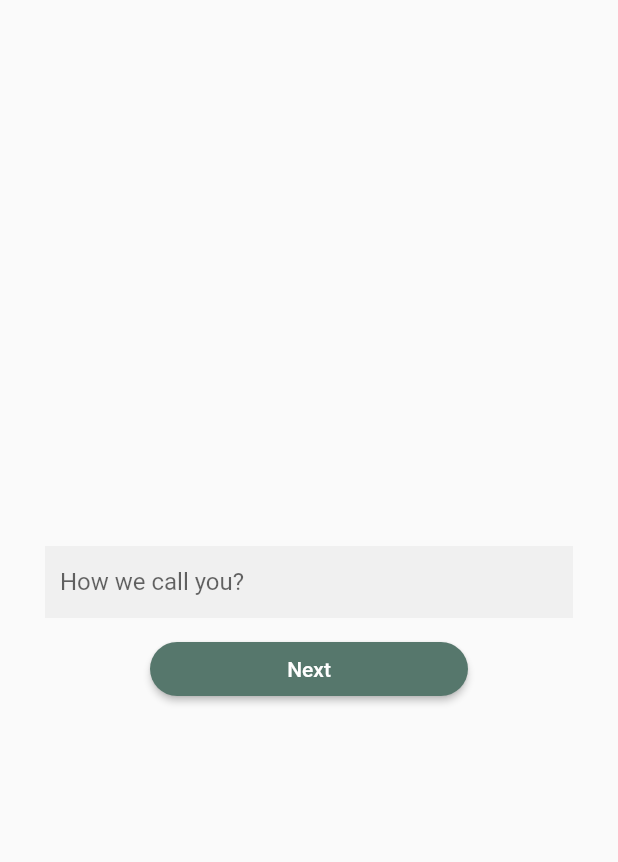
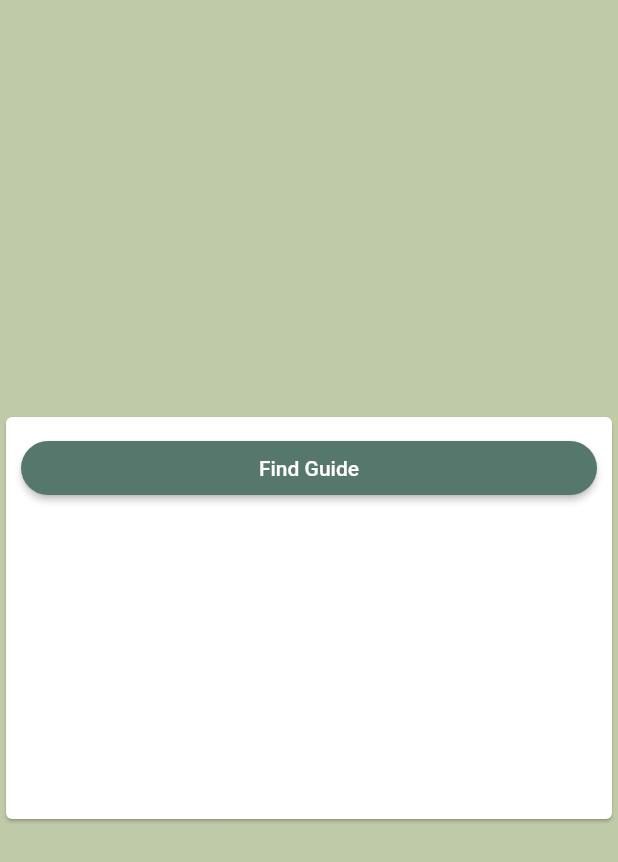
Before and after one commit to PIPPIPP/canbemyguide, a Flutter app: the InputNamePage screen opened directly, after a tap on "Next", on a phone screen of 412 x 824 dp. Shown: the top 862 px of the screen. Run offline on Flutter 3.47's test engine with Material 2 defaults, Android fonts, the phone set to English and light mode, and no system bars.

Commit message:
[ADD] firstpage (mock)+ link page

```diff
--- /dev/null
+++ b/lib/firstpage.dart
@@ -0,0 +1,47 @@
+import 'package:flutter/material.dart';
+
+void main() {
+  runApp(FirstPage());
+}
+
+class FirstPage extends StatefulWidget {
+  FirstPage({Key key}) : super(key: key);
+
+  @override
+  _FirstPage createState() => _FirstPage();
+}
+
+class _FirstPage extends State<FirstPage> {
+  @override
+  Widget build(BuildContext context) {
+    return Scaffold(
+        backgroundColor: Color(0xffbfcba8),
+        body: Center(
+            child: Card(
+          child: Column(
+            mainAxisSize: MainAxisSize.min,
+            children: [
+              new Container(
+                  margin: EdgeInsets.all(10),
+                  child: new Row(
+                    children: <Widget>[
+                      new Expanded(
+                          child: new RaisedButton(
+                        child: new Text("Find Guide"),
+                        textColor: Colors.white,
+                        color: Color(0xff56776c),
+                        shape: new RoundedRectangleBorder(
+                            borderRadius: new BorderRadius.circular(20.0)),
+                        onPressed: () => {},
+                      ))
+                    ],
+                  )),
+              const SizedBox(
+                width: 10,
+                height: 200,
+              ),
+            ],
+          ),
+        )));
+  }
+}
--- a/lib/inputname.dart
+++ b/lib/inputname.dart
@@ -1,4 +1,5 @@
 import 'package:flutter/material.dart';
+import 'package:itg2/firstpage.dart';
 
 void main() {
   runApp(InputNamePage());
@@ -44,11 +45,18 @@ class _InputNamePageState extends State<InputNamePage> {
                     color: Color(0xff56776c),
                     shape: new RoundedRectangleBorder(
                         borderRadius: new BorderRadius.circular(20.0)),
-                  onPressed: () {},
+                    onPressed: () {
+                      Navigator.pushReplacement(
+                          context,
+                          MaterialPageRoute(
+                              builder: (context) => (FirstPage())));
+                    },
                   ))
                 ],
               ),
             )
-        ]));
+          ]),
+      backgroundColor: Color(0xffbfcba8),
+    );
   }
 }
```
Also changed, not shown: lib/main.dart (+2 -17 lines), lib/sign_in.dart (+7 -1 lines). Lines whose indentation alone changed are shown as unchanged.
